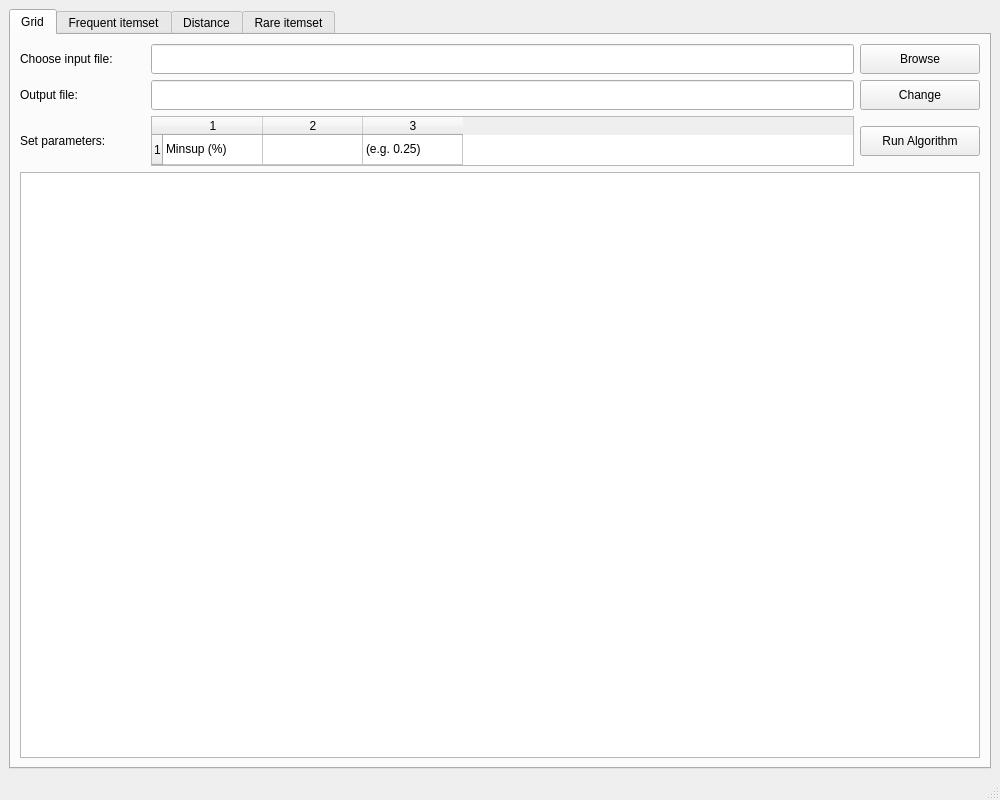
First picture: the form in AssociationRules/mainwindow.ui, repository fjovanovic/Association-Rules, before the edit.
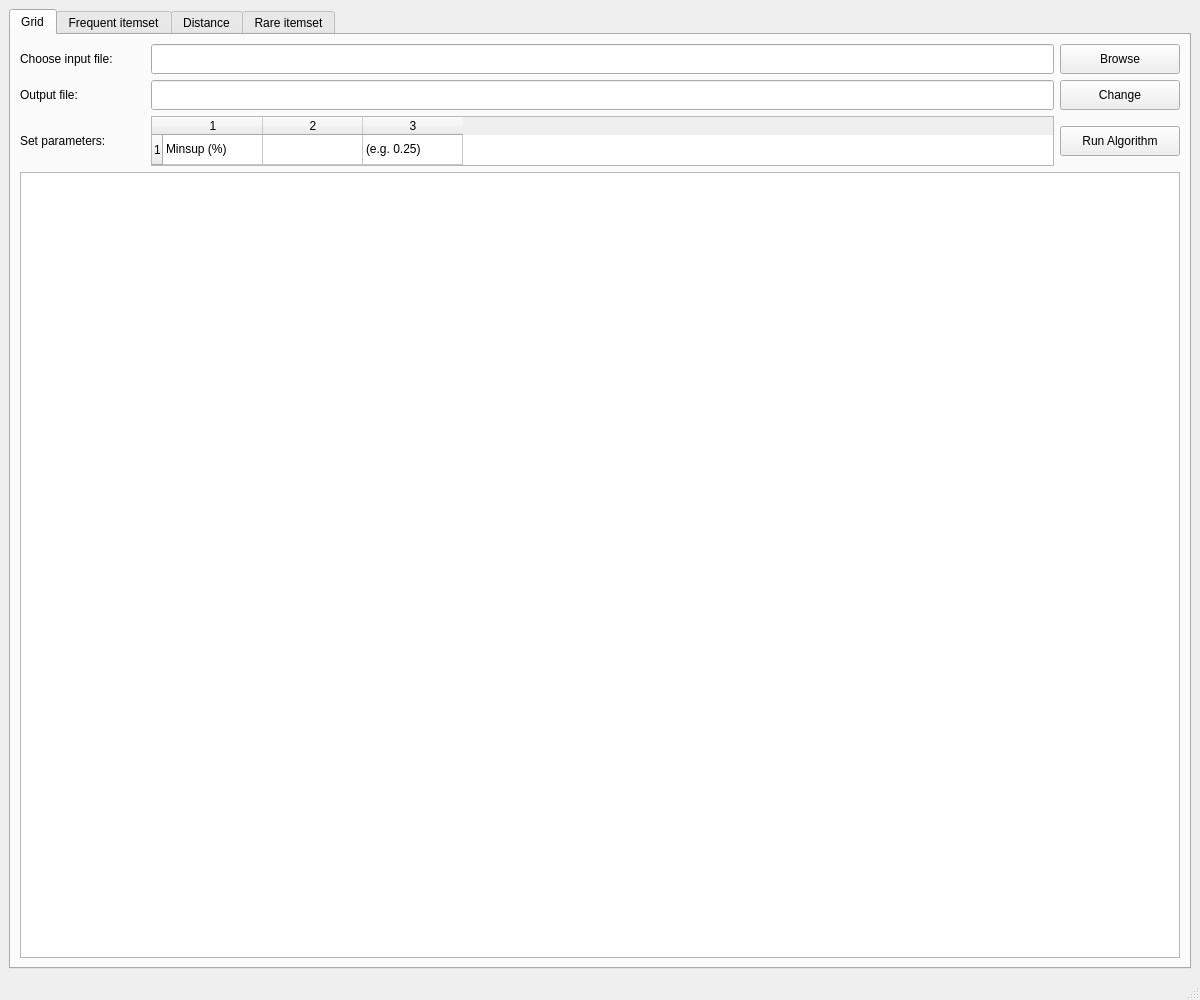
Second picture: the form after the edit.

Commit message: Changed window size to 1200x1000

Diff of the .ui file:
```diff
--- a/AssociationRules/mainwindow.ui
+++ b/AssociationRules/mainwindow.ui
@@ -6,18 +6,24 @@
    <rect>
     <x>0</x>
     <y>0</y>
-    <width>1000</width>
-    <height>800</height>
+    <width>1200</width>
+    <height>1000</height>
    </rect>
   </property>
+  <property name="minimumSize">
+   <size>
+    <width>1200</width>
+    <height>1000</height>
+   </size>
+  </property>
   <property name="windowTitle">
    <string>MainWindow</string>
   </property>
   <widget class="QWidget" name="centralwidget">
    <property name="minimumSize">
     <size>
-     <width>800</width>
-     <height>600</height>
+     <width>0</width>
+     <height>0</height>
     </size>
    </property>
    <layout class="QGridLayout" name="gridLayout">
```
Left out of the diff: 2 changed lines with no effect on the pictures.
